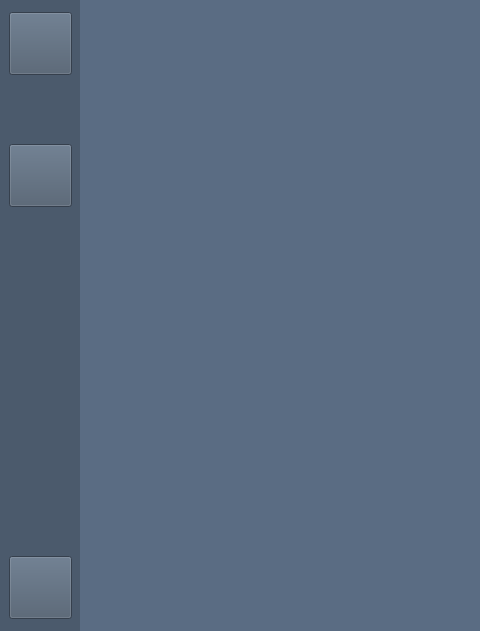
This is main_window.ui in Ewasince/DailyMaker as Qt 5 draws it before an edit; both pictures show x 0 to 480 and y 0 to 631 of the 1200 by 631 pixel window. The edited form follows.
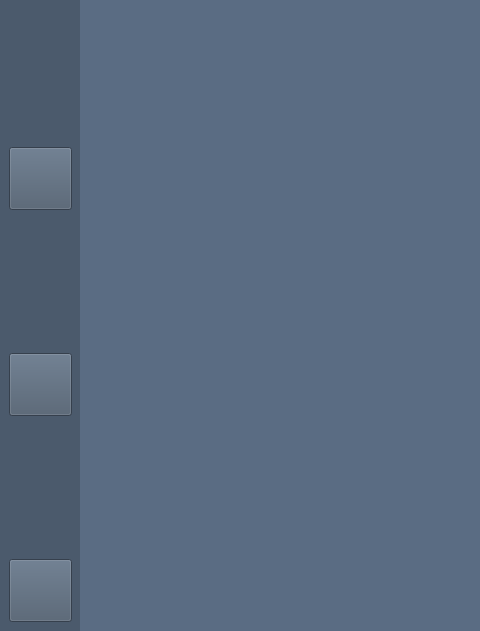
This is the edited form. Icons and pictures are not drawn.

Diff of the .ui file:
```diff
--- a/main_window.ui
+++ b/main_window.ui
@@ -132,10 +132,26 @@
     <property name="styleSheet">
      <string notr="true">background-color: rgb(75, 90, 108);</string>
     </property>
-    <layout class="QVBoxLayout" name="verticalLayout_2" stretch="0,0,0,0,0">
+    <layout class="QVBoxLayout" name="verticalLayout_2" stretch="0,0,0,0,0,0">
      <property name="sizeConstraint">
       <enum>QLayout::SetNoConstraint</enum>
      </property>
+     <item>
+      <spacer name="verticalSpacer_3">
+       <property name="orientation">
+        <enum>Qt::Vertical</enum>
+       </property>
+       <property name="sizeType">
+        <enum>QSizePolicy::Fixed</enum>
+       </property>
+       <property name="sizeHint" stdset="0">
+        <size>
+         <width>20</width>
+         <height>200</height>
+        </size>
+       </property>
+      </spacer>
+     </item>
      <item>
       <widget class="QPushButton" name="pushButton_schedule">
        <property name="enabled">
@@ -177,7 +193,7 @@
        <property name="sizeHint" stdset="0">
         <size>
          <width>20</width>
-         <height>60</height>
+         <height>400</height>
         </size>
        </property>
       </spacer>
```
